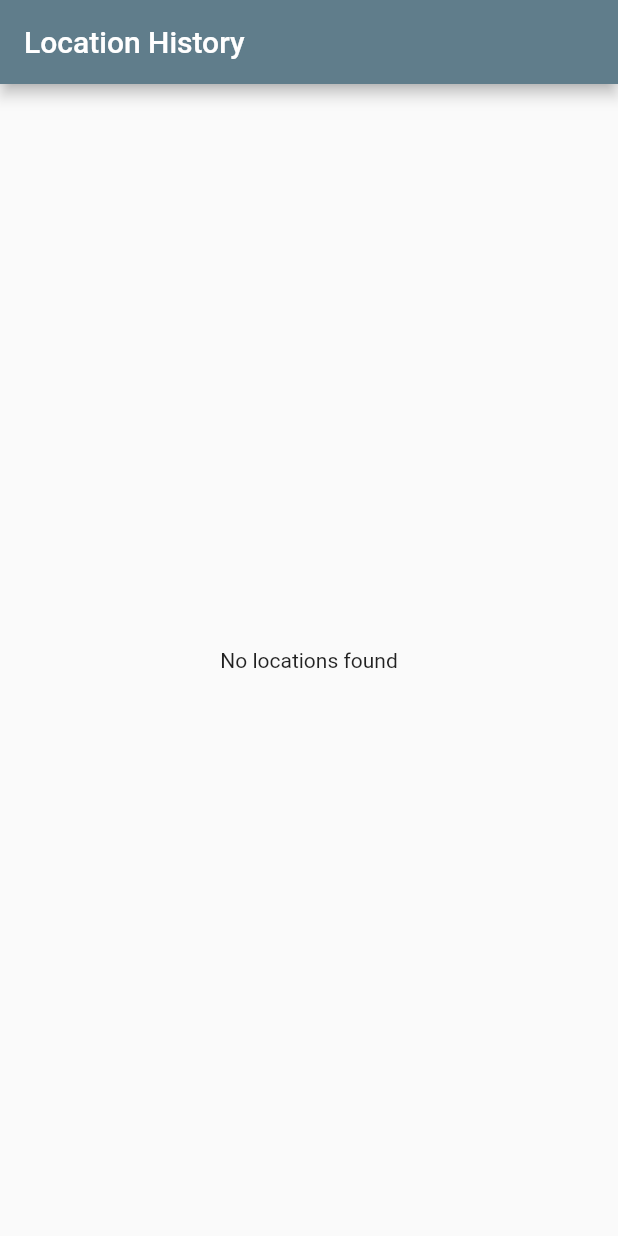
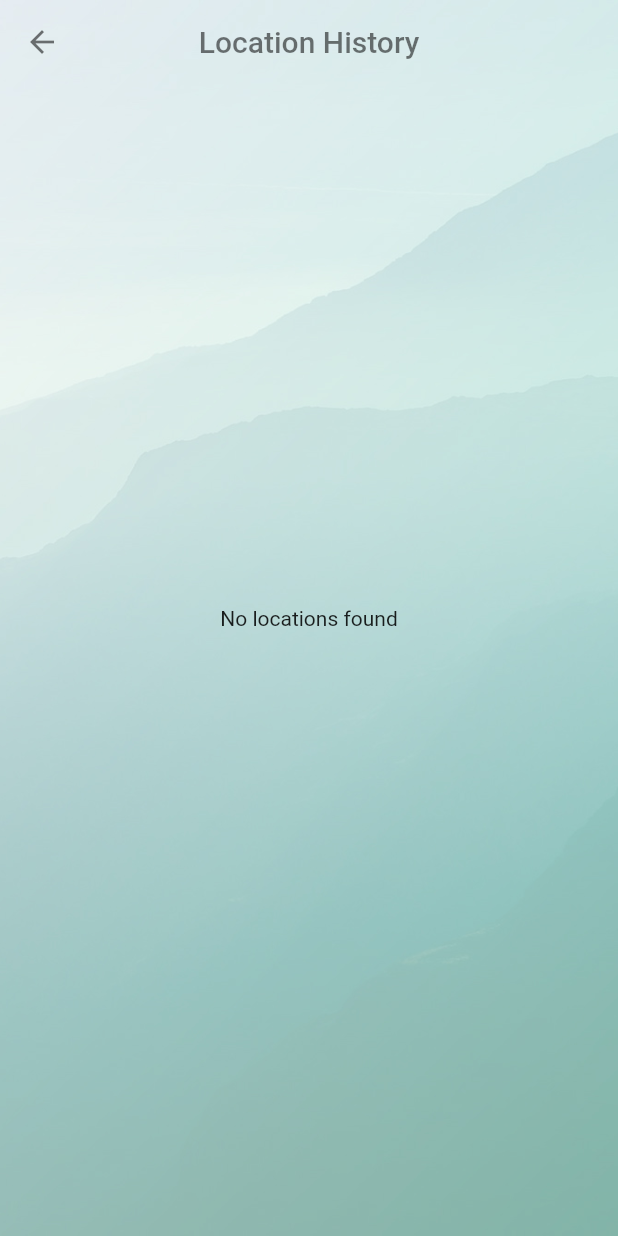
Before and after one commit to umgc/fall2023, a Flutter app: the LocationHistoryScreen screen opened directly, on a phone screen of 412 x 824 dp. Run offline on Flutter 3.47's test engine with Material 2 defaults, Android fonts, the phone set to English and light mode, and no system bars; our stand-ins replace avatar_glow, camera, chewie, flutter_dotenv, flutter_speed_dial, flutter_tts and 10 more; missing offline and left inert: aws_rekognition_api, aws_s3_api, aws_transcribe_api, dart_openai, external_path, flutter_sound and 2 more; accounts and stored records are empty.

Commit message:
Updating the look and feel to match the app

```diff
--- a/cogniopenapp/lib/ui/locationHistoryScreen.dart
+++ b/cogniopenapp/lib/ui/locationHistoryScreen.dart
@@ -12,7 +12,8 @@ class LocationEntry {
   final DateTime startTime;
   DateTime? endTime;
 
-  LocationEntry({this.id, required this.address, required this.startTime, this.endTime});
+  LocationEntry(
+      {this.id, required this.address, required this.startTime, this.endTime});
 
   Map<String, dynamic> toMap() {
     return {
@@ -100,13 +101,13 @@ class LocationHistoryScreen extends StatefulWidget {
 class _LocationHistoryScreenState extends State<LocationHistoryScreen> {
   List<LocationEntry> locations = [];
   final DateFormat formatter = DateFormat('hh:mm a');
-  Timer? _timer;  // Declare a Timer variable
+  Timer? _timer; // Declare a Timer variable
 
   @override
   void initState() {
     super.initState();
     _loadLocations();
-    _startAutoRefresh();  // Start the auto refresh timer
+    _startAutoRefresh(); // Start the auto refresh timer
   }
 
   Future<void> _loadLocations() async {
@@ -116,7 +117,7 @@ class _LocationHistoryScreenState extends State<LocationHistoryScreen> {
 
   void _startAutoRefresh() {
     _timer = Timer.periodic(Duration(seconds: 1), (timer) {
-      _loadLocations();  // Refresh data every second
+      _loadLocations(); // Refresh data every second
     });
   }
 
@@ -133,11 +134,23 @@ class _LocationHistoryScreenState extends State<LocationHistoryScreen> {
   @override
   Widget build(BuildContext context) {
     return Scaffold(
+        extendBodyBehindAppBar: true,
         appBar: AppBar(
-        title: Text("Location History"),
-        backgroundColor: Colors.blueGrey,
+          backgroundColor: const Color(0x440000), // Set appbar background color
+          centerTitle: true,
+          title: const Text('Location History',
+              style: TextStyle(color: Colors.black54)),
+          elevation: 0,
+          leading: const BackButton(color: Colors.black54),
         ),
-      body: RefreshIndicator(
+        body: Container(
+          decoration: const BoxDecoration(
+            image: DecorationImage(
+              image: AssetImage("assets/images/background.jpg"),
+              fit: BoxFit.cover,
+            ),
+          ),
+          child: RefreshIndicator(
             onRefresh: _loadLocations,
             child: Padding(
               padding: const EdgeInsets.all(8.0),
@@ -147,12 +160,14 @@ class _LocationHistoryScreenState extends State<LocationHistoryScreen> {
                       itemCount: locations.length,
                       itemBuilder: (context, index) {
                         return Card(
+                          color: Color.fromARGB(10, 173, 172, 172),
                           child: ListTile(
                             leading: Container(
                               height: double.infinity,
                               child: Icon(Icons.location_on),
                             ),
-                  title: Text(sanitizeAddress(locations[index].address)),
+                            title:
+                                Text(sanitizeAddress(locations[index].address)),
                             subtitle: Text(
                                 '${formattedTime(locations[index].startTime)} - ${locations[index].endTime != null ? formattedTime(locations[index].endTime!) : 'Now'}'),
                           ),
@@ -161,12 +176,13 @@ class _LocationHistoryScreenState extends State<LocationHistoryScreen> {
                     ),
             ),
           ),
-    );
+        ));
   }
 
   @override
   void dispose() {
-    _timer?.cancel();  // Make sure to cancel the Timer when the widget is disposed
+    _timer
+        ?.cancel(); // Make sure to cancel the Timer when the widget is disposed
     super.dispose();
   }
 }
```
Lines whose indentation alone changed are shown as unchanged.
